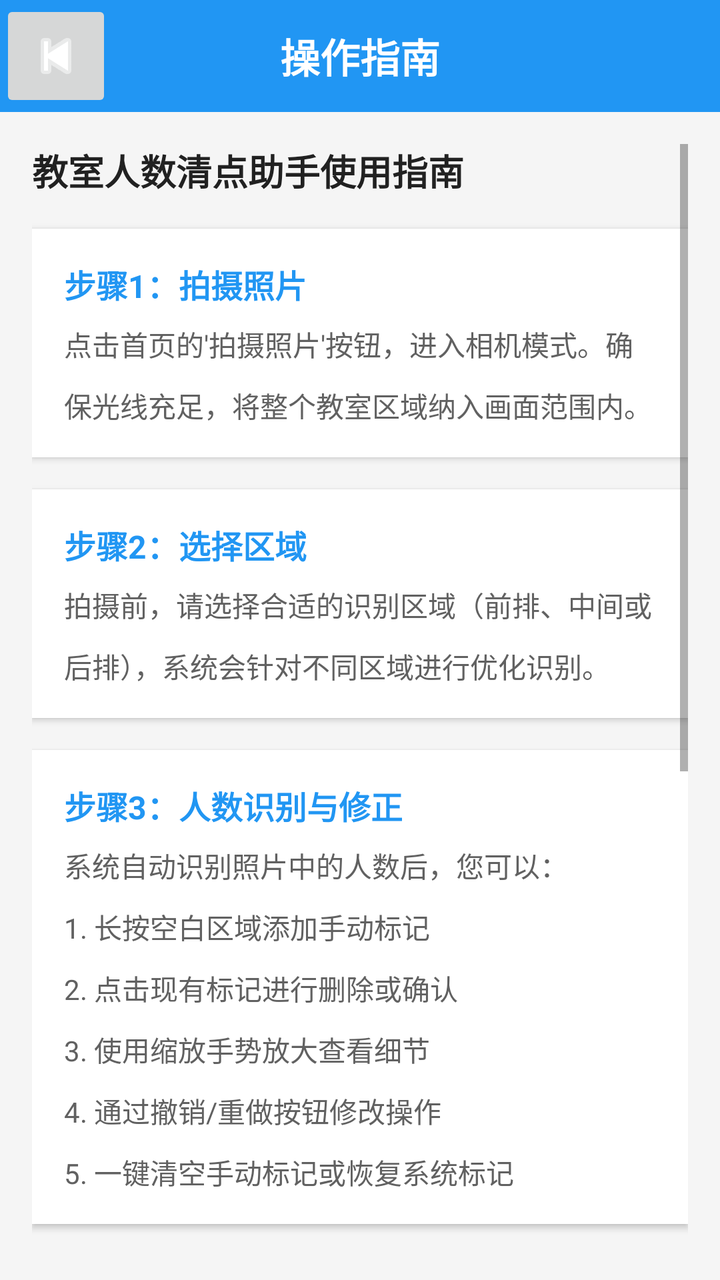
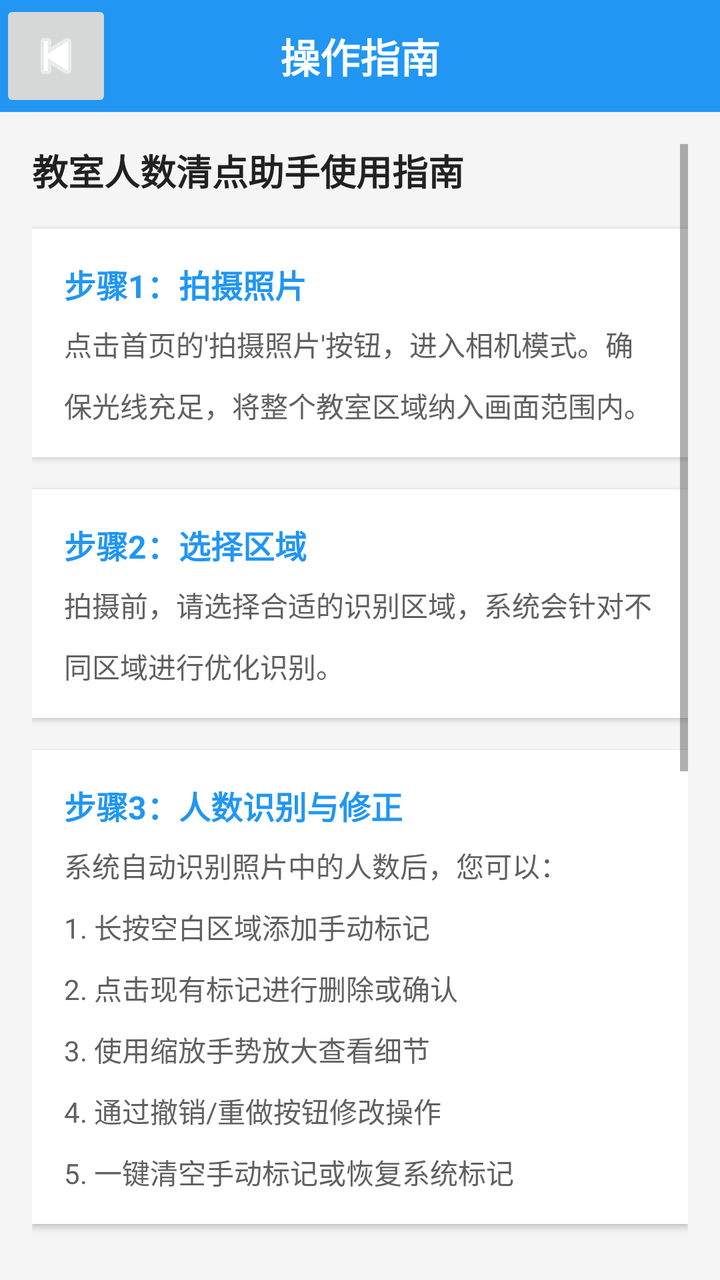

Screens rendered from an Android XML layout before and after an edit, with the pre-edit source and the edit as a unified diff.
<!-- AndroidManifest.xml: application theme Theme.FACIALRECOGNITION -->
<!-- res/layout/activity_guide.xml -->
<?xml version="1.0" encoding="utf-8"?>
<RelativeLayout xmlns:android="http://schemas.android.com/apk/res/android"
    xmlns:app="http://schemas.android.com/apk/res-auto"
    android:layout_width="match_parent"
    android:layout_height="match_parent"
    android:background="#F5F5F5">

    
    <RelativeLayout
        android:layout_width="match_parent"
        android:layout_height="56dp"
        android:background="#2196F3">

        <TextView
            android:layout_width="match_parent"
            android:layout_height="match_parent"
            android:text="操作指南"
            android:textColor="#FFFFFF"
            android:textSize="20sp"
            android:gravity="center"
            android:textStyle="bold" />

        <ImageButton
            android:id="@+id/btn_back"
            android:layout_width="56dp"
            android:layout_height="match_parent"
            android:src="@android:drawable/ic_media_previous"
            app:tint="#FFFFFF"
            android:contentDescription="返回按钮"
            android:layout_alignParentLeft="true" />
    </RelativeLayout>

    
    <ScrollView
        android:layout_width="match_parent"
        android:layout_height="match_parent"
        android:layout_below="@id/top_bar" 
        android:padding="16dp">

        <LinearLayout
            android:layout_width="match_parent"
            android:layout_height="wrap_content"
            android:orientation="vertical">

            
            <TextView
                android:layout_width="match_parent"
                android:layout_height="wrap_content"
                android:text="教室人数清点助手使用指南"
                android:textSize="18sp"
                android:textStyle="bold"
                android:layout_marginBottom="16dp"
                android:textColor="#212121" />

            
            <LinearLayout
                android:layout_width="match_parent"
                android:layout_height="wrap_content"
                android:background="#FFFFFF"
                android:padding="16dp"
                android:layout_marginBottom="16dp"
                android:elevation="2dp"
                android:orientation="vertical">

                <TextView
                    android:layout_width="match_parent"
                    android:layout_height="wrap_content"
                    android:text="步骤1：拍摄照片"
                    android:textSize="16sp"
                    android:textStyle="bold"
                    android:layout_marginBottom="8dp"
                    android:textColor="#2196F3" />

                <TextView
                    android:layout_width="match_parent"
                    android:layout_height="wrap_content"
                    android:text="点击首页的'拍摄照片'按钮，进入相机模式。确保光线充足，将整个教室区域纳入画面范围内。"
                    android:textSize="14sp"
                    android:textColor="#616161"
                    android:lineSpacingMultiplier="1.5" />
            </LinearLayout>

            <LinearLayout
                android:layout_width="match_parent"
                android:layout_height="wrap_content"
                android:background="#FFFFFF"
                android:padding="16dp"
                android:layout_marginBottom="16dp"
                android:elevation="2dp"
                android:orientation="vertical">

                <TextView
                    android:layout_width="match_parent"
                    android:layout_height="wrap_content"
                    android:text="步骤2：选择区域"
                    android:textSize="16sp"
                    android:textStyle="bold"
                    android:layout_marginBottom="8dp"
                    android:textColor="#2196F3" />

                <TextView
                    android:layout_width="match_parent"
                    android:layout_height="wrap_content"
                    android:text="拍摄前，请选择合适的识别区域（前排、中间或后排），系统会针对不同区域进行优化识别。"
                    android:textSize="14sp"
                    android:textColor="#616161"
                    android:lineSpacingMultiplier="1.5" />
            </LinearLayout>

            <LinearLayout
                android:layout_width="match_parent"
                android:layout_height="wrap_content"
                android:background="#FFFFFF"
                android:padding="16dp"
                android:layout_marginBottom="16dp"
                android:elevation="2dp"
                android:orientation="vertical">

                <TextView
                    android:layout_width="match_parent"
                    android:layout_height="wrap_content"
                    android:text="步骤3：人数识别与修正"
                    android:textSize="16sp"
                    android:textStyle="bold"
                    android:layout_marginBottom="8dp"
                    android:textColor="#2196F3" />

                <TextView
                    android:layout_width="match_parent"
                    android:layout_height="wrap_content"
                    android:text="系统自动识别照片中的人数后，您可以：\n1. 长按空白区域添加手动标记\n2. 点击现有标记进行删除或确认\n3. 使用缩放手势放大查看细节\n4. 通过撤销/重做按钮修改操作\n5. 一键清空手动标记或恢复系统标记"
                    android:textSize="14sp"
                    android:textColor="#616161"
                    android:lineSpacingMultiplier="1.5" />
            </LinearLayout>

            <LinearLayout
                android:layout_width="match_parent"
                android:layout_height="wrap_content"
                android:background="#FFFFFF"
                android:padding="16dp"
                android:layout_marginBottom="16dp"
                android:elevation="2dp"
                android:orientation="vertical">

                <TextView
                    android:layout_width="match_parent"
                    android:layout_height="wrap_content"
                    android:text="步骤4：查看历史记录"
                    android:textSize="16sp"
                    android:textStyle="bold"
                    android:layout_marginBottom="8dp"
                    android:textColor="#2196F3" />

                <TextView
                    android:layout_width="match_parent"
                    android:layout_height="wrap_content"
                    android:text="识别完成后，结果将自动保存。点击首页的'历史记录'按钮，您可以查看过去的识别结果，包括日期、时间、教室区域和人数统计信息。"
                    android:textSize="14sp"
                    android:textColor="#616161"
                    android:lineSpacingMultiplier="1.5" />
            </LinearLayout>

            
            <LinearLayout
                android:layout_width="match_parent"
                android:layout_height="wrap_content"
                android:background="#FFF8E1"
                android:padding="16dp"
                android:layout_marginBottom="16dp"
                android:elevation="2dp"
                android:orientation="vertical">

                <TextView
                    android:layout_width="match_parent"
                    android:layout_height="wrap_content"
                    android:text="⚠️ 注意事项"
                    android:textSize="16sp"
                    android:textStyle="bold"
                    android:layout_marginBottom="8dp"
                    android:textColor="#FF9800" />

                <TextView
                    android:layout_width="match_parent"
                    android:layout_height="wrap_content"
                    android:text="• 保持相机稳定，避免模糊画面\n• 在光线充足的环境下拍摄效果更佳\n• 对于识别不准确的情况，请使用手动标记功能修正\n• 系统会自动保存识别结果，可在历史记录中查询"
                    android:textSize="14sp"
                    android:textColor="#795548"
                    android:lineSpacingMultiplier="1.5" />
            </LinearLayout>

            
            <TextView
                android:layout_width="match_parent"
                android:layout_height="wrap_content"
                android:text="版本：1.0.0"
                android:textSize="12sp"
                android:textColor="#9E9E9E"
                android:gravity="center"
                android:layout_marginTop="24dp" />
        </LinearLayout>
    </ScrollView>

    
    <View
        android:id="@+id/top_bar"
        android:layout_width="match_parent"
        android:layout_height="56dp" />
</RelativeLayout>
<!-- resources referenced by this layout -->
<resources>
  <style name="Theme.FACIALRECOGNITION" parent="Theme.MaterialComponents.DayNight.DarkActionBar">
          
          <item name="colorPrimary">@color/purple_500</item>
          <item name="colorPrimaryVariant">@color/purple_700</item>
          <item name="colorOnPrimary">@color/white</item>
          
          <item name="colorSecondary">@color/teal_200</item>
          <item name="colorSecondaryVariant">@color/teal_700</item>
          <item name="colorOnSecondary">@color/black</item>
          
          <item name="android:statusBarColor">?attr/colorPrimaryVariant</item>
          
      </style>
  <color name="purple_500">#FF6200EE</color>
  <color name="purple_700">#FF3700B3</color>
  <color name="white">#FFFFFFFF</color>
  <color name="teal_200">#FF03DAC5</color>
  <color name="teal_700">#FF018786</color>
  <color name="black">#FF000000</color>
</resources>

<!-- the commit's change to res/layout/activity_guide.xml (unified diff, before → after) -->
@@ -101,7 +101,7 @@
                 <TextView
                     android:layout_width="match_parent"
                     android:layout_height="wrap_content"
-                    android:text="拍摄前，请选择合适的识别区域（前排、中间或后排），系统会针对不同区域进行优化识别。"
+                    android:text="拍摄前，请选择合适的识别区域，系统会针对不同区域进行优化识别。"
                     android:textSize="14sp"
                     android:textColor="#616161"
                     android:lineSpacingMultiplier="1.5" />
